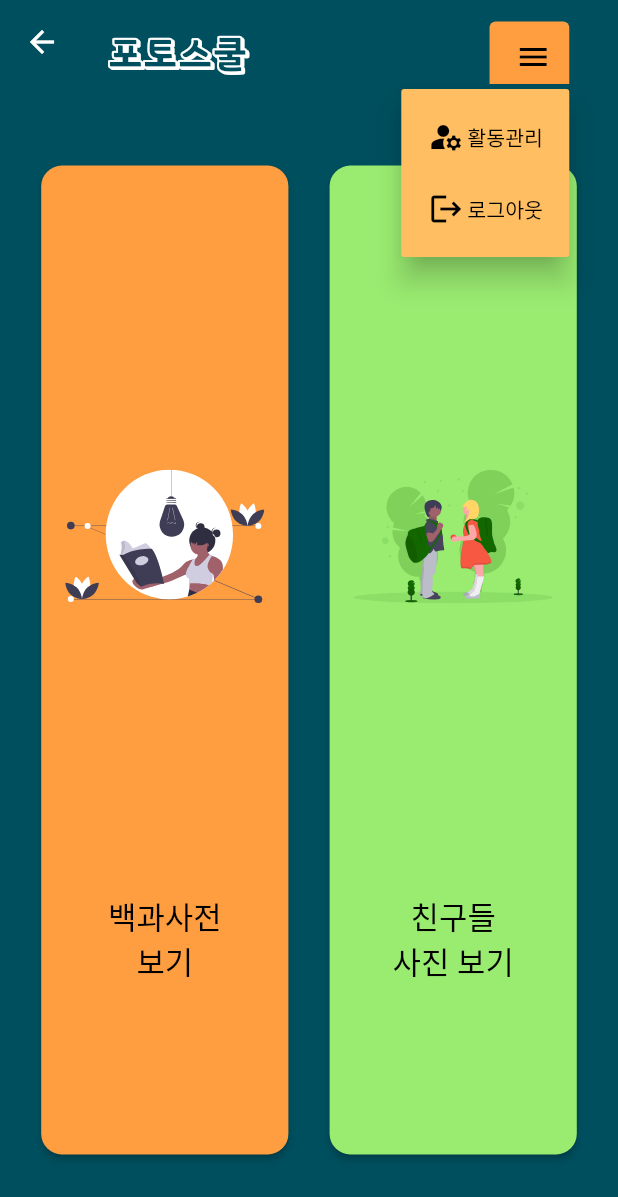
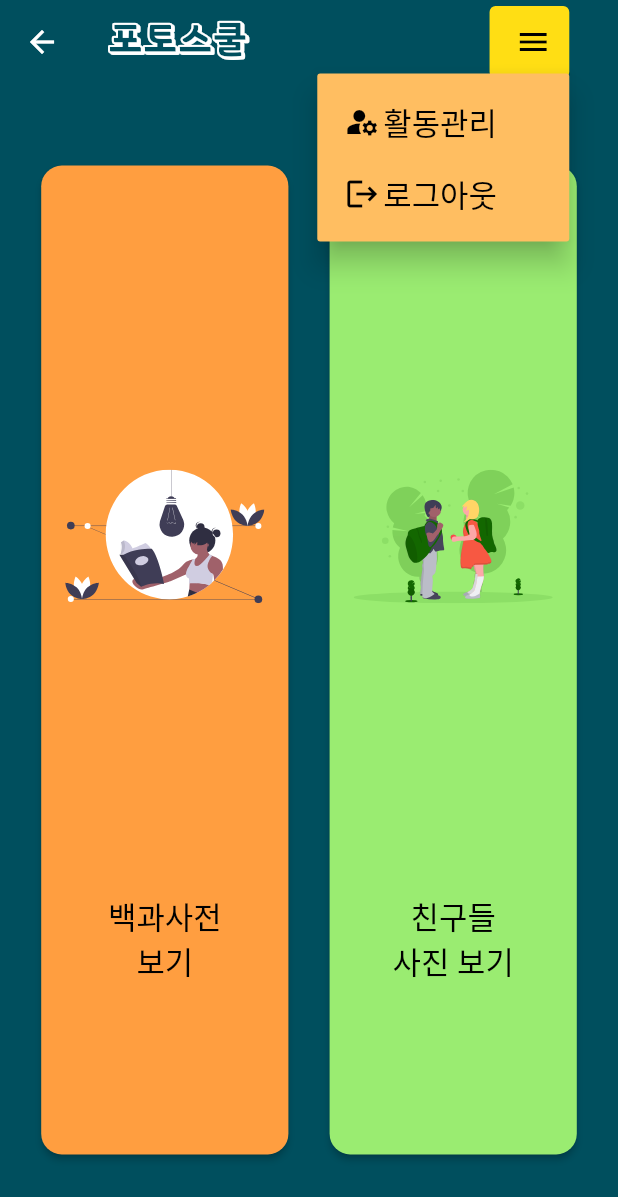
Before and after one commit to boring-km/photoschool-app, a Flutter app: the SelectScreen screen opened directly with empty values, after a tap on the "menu" icon, on a phone screen of 412 x 824 dp. Shown: the top 1197 px of the screen. Run offline on Flutter 3.47's test engine with Material 2 defaults, Android fonts, the phone set to English and light mode, and no system bars; our stand-ins replace cached_network_image, firebase_auth, firebase_core, firebase_storage, flutter_dotenv, flutter_html and 5 more; missing offline and left inert: xml_parser; accounts and stored records are empty; network calls fail; Roboto replaces fonts that are missing (DdoDdo).

Commit message:
[master] 검색화면 디자인 일부 개선

```diff
--- a/lib/widgets/app_bar_base.dart
+++ b/lib/widgets/app_bar_base.dart
@@ -52,32 +52,44 @@ class _AppBarTitleState extends State<AppBarTitle> {
     var w = MediaQuery.of(context).size.width;
     var h = MediaQuery.of(context).size.height;
 
-    var nicknameSize = w > h ? h / 30 : w / 30;
+    var baseSize = w > h ? w / 20 : h / 20;
 
-    var image = Row(
+    var image = Container(
+      child: Row(
         children: [
           Hero(tag: "", child: Container()),
         ],
+      ),
     );
 
     if (_image == "creature") {
-      image = Row(
+      image = Container(
+        decoration: BoxDecoration(
+          color: CustomColors.orange,
+          borderRadius: BorderRadius.horizontal(left: Radius.circular(8.0), right: Radius.circular(8.0))
+        ),
+        child: Padding(
+          padding: EdgeInsets.symmetric(vertical: baseSize/8, horizontal: baseSize/3),
+          child: Row(
             children: [
               Hero(
                 tag: "SelectWiki",
                 child: SvgPicture.asset(
                   'assets/book_reading.svg',
-              height: h / 20,
+                  height: baseSize/2,
                 ),
               ),
               Padding(
                 padding: EdgeInsets.only(left: w/40),
-            child: Text("백과사전 보기", style: TextStyle(color: Colors.black, fontSize: nicknameSize, fontWeight: FontWeight.w700),),
+                child: Text("백과사전 보기", style: TextStyle(color: Colors.black, fontSize: baseSize/2, fontWeight: FontWeight.w700),),
               )
             ],
+          ),
+        ),
       );
     } else if (_image == "friends") {
-      image = Row(
+      image = Container(
+        child: Row(
           children: [
             Hero(
               tag: "SelectFriends",
@@ -88,15 +100,14 @@ class _AppBarTitleState extends State<AppBarTitle> {
             ),
             Padding(
               padding: EdgeInsets.only(left: w/40),
-            child: Text("백과사전 보기", style: TextStyle(color: Colors.black, fontSize: nicknameSize, fontWeight: FontWeight.w700),),
+              child: Text("친구들 사진보기", style: TextStyle(color: Colors.black, fontSize: baseSize/2, fontWeight: FontWeight.w700),),
             )
           ],
+        ),
       );
     }
 
-    return Padding(
-      padding: EdgeInsets.only(top: h / 40),
-      child: Row(
+    return Row(
       mainAxisAlignment: MainAxisAlignment.spaceBetween,
       children: [
         Text(
@@ -117,7 +128,7 @@ class _AppBarTitleState extends State<AppBarTitle> {
           padding: EdgeInsets.all(h / 50),
           child: Container(
             decoration: BoxDecoration(
-                color: CustomColors.orange,
+              color: CustomColors.friendsYellow,
               borderRadius: BorderRadius.all(Radius.circular(4.0))
             ),
             child: Row(
@@ -126,7 +137,7 @@ class _AppBarTitleState extends State<AppBarTitle> {
                   padding: EdgeInsets.only(left: w/80),
                   child: Text(
                     _nickname,
-                      style: TextStyle(color: Colors.black, fontFamily: 'KCCDodam', fontSize: nicknameSize),
+                    style: TextStyle(color: Colors.black, fontFamily: 'KCCDodam', fontSize: baseSize/2),
                   ),
                 ),
                 _isSigningOut
@@ -166,7 +177,7 @@ class _AppBarTitleState extends State<AppBarTitle> {
                                   ),
                                   Text(
                                     '활동관리',
-                                      style: TextStyle(color: Colors.black, fontSize: nicknameSize),
+                                    style: TextStyle(color: Colors.black, fontSize: baseSize/2),
                                   )
                                 ],
                               )),
@@ -183,7 +194,7 @@ class _AppBarTitleState extends State<AppBarTitle> {
                                   ),
                                   Text(
                                     '로그아웃',
-                                      style: TextStyle(color: Colors.black, fontSize: nicknameSize),
+                                    style: TextStyle(color: Colors.black, fontSize: baseSize/2),
                                   )
                                 ],
                               ))
@@ -193,7 +204,6 @@ class _AppBarTitleState extends State<AppBarTitle> {
           ),
         )
       ],
-      ),
     );
   }
 }
```
Also changed, not shown: lib/screens/search_creature_screen.dart (+8 -19 lines). Lines whose indentation alone changed are shown as unchanged.
